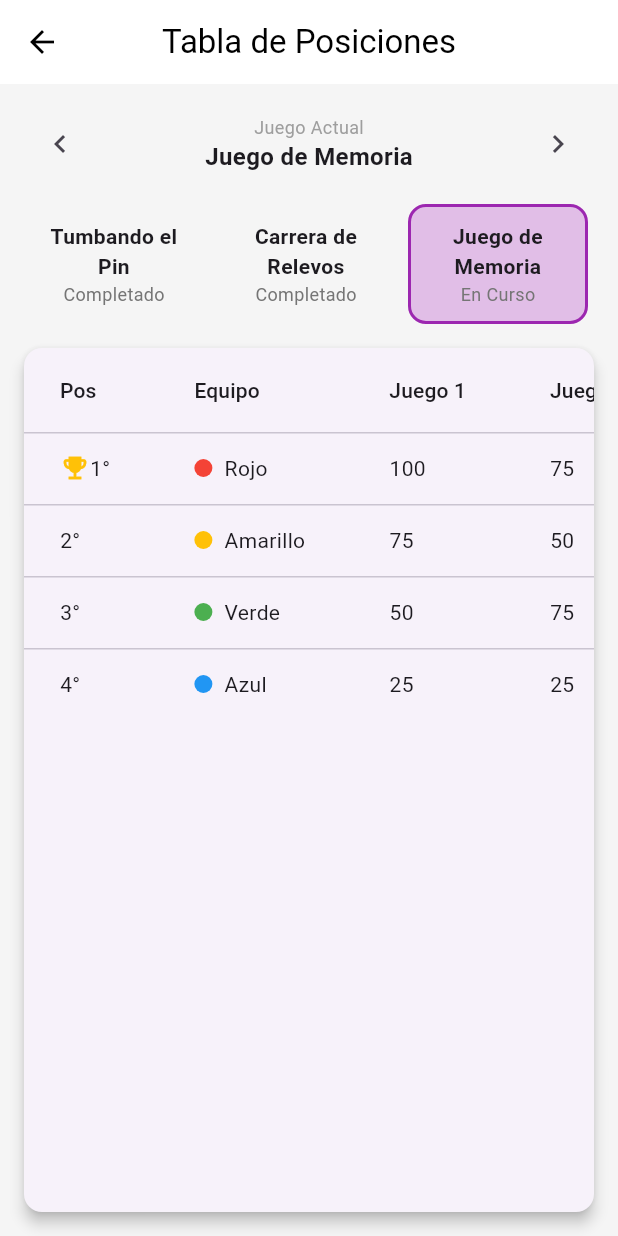
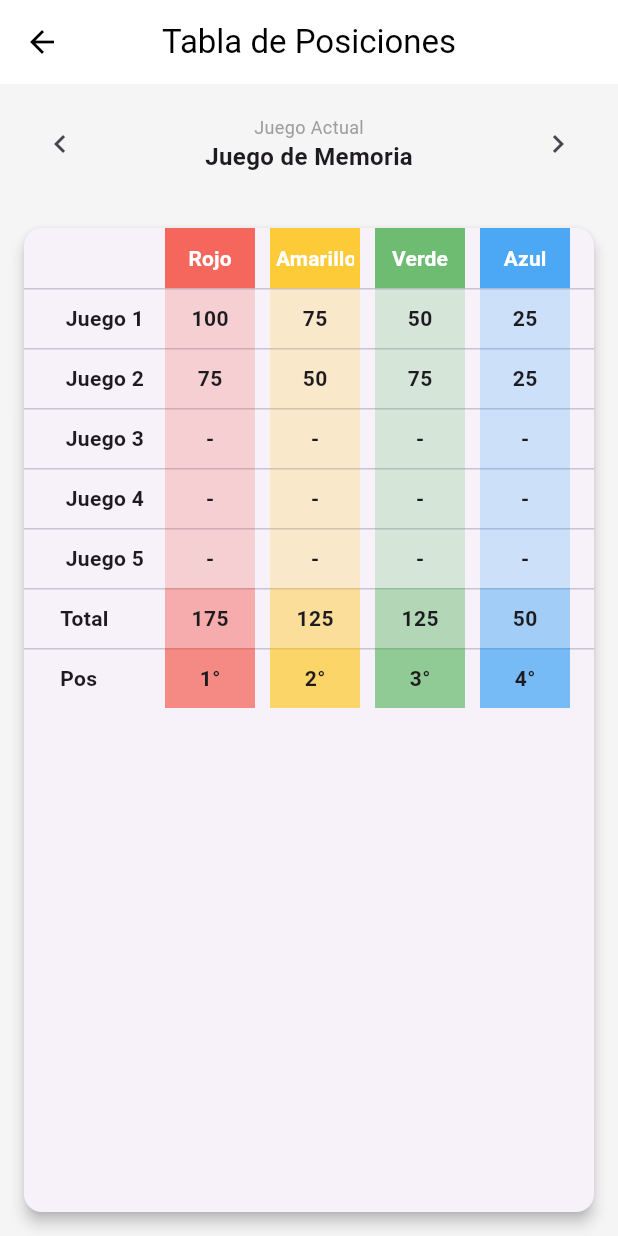
Before and after one commit to EbenCT/awana_games, a Flutter app: the StandingsScreen screen opened by its route, on a phone screen of 412 x 824 dp. Run offline on Flutter 3.47's test engine with Material 3 defaults, Android fonts, the light colour scheme and no system bars.

Commit message:
tabla de posiciones mejorado

```diff
--- a/lib/providers/game_provider.dart
+++ b/lib/providers/game_provider.dart
@@ -1,7 +1,6 @@
 // lib/providers/game_provider.dart
 import 'package:flutter/foundation.dart';
 import '../models/game.dart';
-import '../models/team.dart';
 
 class GameProvider extends ChangeNotifier {
   List<Game> _games = [];
--- a/lib/screens/standings_screen.dart
+++ b/lib/screens/standings_screen.dart
@@ -1,7 +1,7 @@
-// lib/screens/standings_screen.dart
 import 'package:flutter/material.dart';
 import '../models/team.dart';
 import '../models/game.dart';
+import '../config/constants.dart';
 
 class StandingsScreen extends StatefulWidget {
   const StandingsScreen({Key? key}) : super(key: key);
@@ -13,7 +13,7 @@ class StandingsScreen extends StatefulWidget {
 class _StandingsScreenState extends State<StandingsScreen> {
   late List<Game> games;
   late List<Team> teams;
-  int currentGameIndex = 2; // Índice del juego actual
+  int currentGameIndex = 2;
 
   @override
   void initState() {
@@ -31,31 +31,41 @@ class _StandingsScreenState extends State<StandingsScreen> {
         id: 1,
         name: 'Rojo',
         teamColor: Colors.red,
-        totalScore: 275,
+        totalScore: 0,
         gameScores: [100, 75, null, null, null],
       ),
       Team(
         id: 2,
         name: 'Amarillo',
         teamColor: Colors.amber,
-        totalScore: 200,
+        totalScore: 0,
         gameScores: [75, 50, null, null, null],
       ),
       Team(
         id: 3,
         name: 'Verde',
         teamColor: Colors.green,
-        totalScore: 150,
+        totalScore: 0,
         gameScores: [50, 75, null, null, null],
       ),
       Team(
         id: 4,
         name: 'Azul',
         teamColor: Colors.blue,
-        totalScore: 125,
+        totalScore: 0,
         gameScores: [25, 25, null, null, null],
       ),
     ];
+
+    _calculateTotals();
+  }
+
+  void _calculateTotals() {
+    for (var team in teams) {
+      team.totalScore = team.gameScores
+          .where((score) => score != null)
+          .fold(0, (sum, score) => sum + (score ?? 0));
+    }
   }
 
   @override
@@ -67,7 +77,6 @@ class _StandingsScreenState extends State<StandingsScreen> {
       body: Column(
         children: [
           _buildGameNavigator(),
-          _buildGameProgress(),
           Expanded(
             child: _buildStandingsTable(),
           ),
@@ -117,121 +126,101 @@ class _StandingsScreenState extends State<StandingsScreen> {
     );
   }
 
-  Widget _buildGameProgress() {
-    return Container(
-      height: 80,
-      padding: const EdgeInsets.symmetric(horizontal: 16.0),
-      child: ListView.builder(
-        scrollDirection: Axis.horizontal,
-        itemCount: games.length,
-        itemBuilder: (context, index) {
-          final game = games[index];
-          return Container(
-            width: 120,
-            margin: const EdgeInsets.only(right: 8.0),
-            decoration: BoxDecoration(
-              color: game.isCurrent
-                  ? Colors.purple[100]
-                  : Colors.grey[100],
-              borderRadius: BorderRadius.circular(12),
-              border: game.isCurrent
-                  ? Border.all(color: Colors.purple, width: 2)
-                  : null,
-            ),
-            padding: const EdgeInsets.all(8.0),
-            child: Column(
-              mainAxisAlignment: MainAxisAlignment.center,
-              children: [
-                Text(
-                  game.name,
-                  style: const TextStyle(
-                    fontWeight: FontWeight.bold,
-                  ),
-                  textAlign: TextAlign.center,
-                ),
-                Text(
-                  game.isCompleted
-                      ? 'Completado'
-                      : game.isCurrent
-                          ? 'En Curso'
-                          : 'Pendiente',
-                  style: TextStyle(
-                    fontSize: 12,
-                    color: Colors.grey[600],
-                  ),
-                ),
-              ],
-            ),
-          );
-        },
-      ),
-    );
-  }
-
   Widget _buildStandingsTable() {
     final sortedTeams = List<Team>.from(teams)
       ..sort((a, b) => b.totalScore.compareTo(a.totalScore));
+
+    final List<DataRow> dataRows = [
+      for (int i = 0; i < AppConstants.totalGames; i++)
+        DataRow(
+          cells: [
+            DataCell(SizedBox(
+              width: 60, // Ajusta el ancho mínimo de la celda
+              child: Text(
+                'Juego ${i + 1}',
+                textAlign: TextAlign.center,
+                style: const TextStyle(fontWeight: FontWeight.bold),
+              ),
+            )),
+            ...sortedTeams.map((team) => DataCell(
+                  Container(
+                    width: 60, // Ajusta el ancho de las celdas de equipos
+                    color: team.teamColor.withOpacity(0.2),
+                    alignment: Alignment.center,
+                    child: Text(
+                      team.gameScores[i]?.toString() ?? '-',
+                      style: const TextStyle(fontWeight: FontWeight.bold),
+                    ),
+                  ),
+                )),
+          ],
+        ),
+      DataRow(
+        cells: [
+          const DataCell(Text('Total', style: TextStyle(fontWeight: FontWeight.bold))),
+          ...sortedTeams.map((team) => DataCell(
+                Container(
+                  width: 60,
+                  color: team.teamColor.withOpacity(0.4),
+                  alignment: Alignment.center,
+                  child: Text(
+                    '${team.totalScore}',
+                    style: const TextStyle(fontWeight: FontWeight.bold),
+                  ),
+                ),
+              )),
+        ],
+      ),
+      DataRow(
+        cells: [
+          const DataCell(Text('Pos', style: TextStyle(fontWeight: FontWeight.bold))),
+          ...sortedTeams.asMap().entries.map((entry) {
+            final index = entry.key;
+            final team = entry.value;
+            return DataCell(
+              Container(
+                width: 60,
+                color: team.teamColor.withOpacity(0.6),
+                alignment: Alignment.center,
+                child: Text(
+                  '${index + 1}°',
+                  style: const TextStyle(fontWeight: FontWeight.bold),
+                ),
+              ),
+            );
+          }),
+        ],
+      ),
+    ];
 
     return Card(
       margin: const EdgeInsets.all(16.0),
       child: SingleChildScrollView(
         scrollDirection: Axis.horizontal,
         child: DataTable(
+          columnSpacing: 10.0, // Reducir espacio entre columnas
+          headingRowHeight: 40.0, // Reducir altura de las filas de encabezado
+          dataRowHeight: 40.0, // Reducir altura de las filas de datos
           columns: [
-            const DataColumn(label: Text('Pos')),
-            const DataColumn(label: Text('Equipo')),
-            ...List.generate(
-              games.length,
-              (index) => DataColumn(
-                label: Text('Juego ${index + 1}'),
-              ),
-            ),
-            const DataColumn(label: Text('Total')),
-          ],
-          rows: sortedTeams.asMap().entries.map((entry) {
-            final index = entry.key;
-            final team = entry.value;
-            return DataRow(
-              cells: [
-                DataCell(
-                  Row(
-                    mainAxisSize: MainAxisSize.min,
-                    children: [
-                      if (index == 0)
-                        const Icon(Icons.emoji_events, color: Colors.amber, size: 20),
-                      Text('${index + 1}°'),
-                    ],
-                  ),
-                ),
-                DataCell(
-                  Row(
-                    mainAxisSize: MainAxisSize.min,
-                    children: [
-                      Container(
-                        width: 12,
-                        height: 12,
-                        decoration: BoxDecoration(
-                          color: team.teamColor,
-                          shape: BoxShape.circle,
+            const DataColumn(label: Text('')),
+            ...sortedTeams.map((team) => DataColumn(
+                  label: Container(
+                    width: 60,
+                    color: team.teamColor.withOpacity(0.8),
+                    padding: const EdgeInsets.all(4.0),
+                    child: Center(
+                      child: Text(
+                        team.name,
+                        style: const TextStyle(
+                          color: Colors.white,
+                          fontWeight: FontWeight.bold,
                         ),
                       ),
-                      const SizedBox(width: 8),
-                      Text(team.name),
-                    ],
+                    ),
                   ),
-                ),
-                ...team.gameScores.map((score) => DataCell(
-                  Text(score?.toString() ?? '-'),
                 )),
-                DataCell(
-                  Text(
-                    '${team.totalScore}',
-                    style: const TextStyle(fontWeight: FontWeight.bold),
-                  ),
-                ),
-              ],
-            );
-          }).toList(),
+          ],
+          rows: dataRows,
         ),
       ),
     );
```
